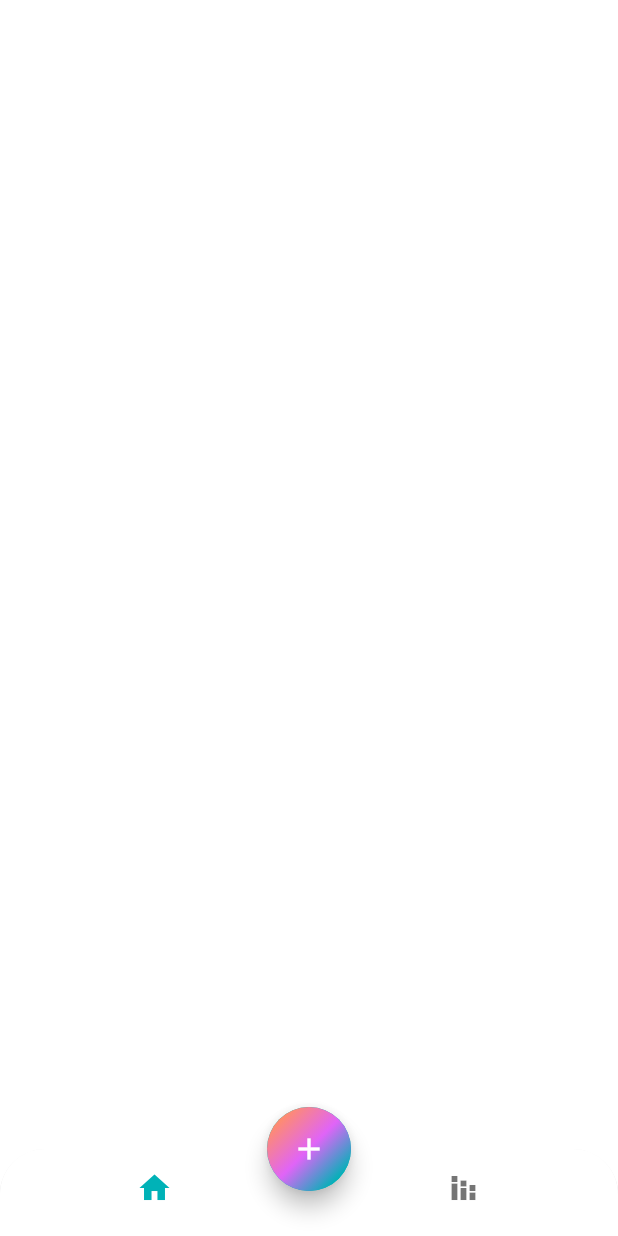
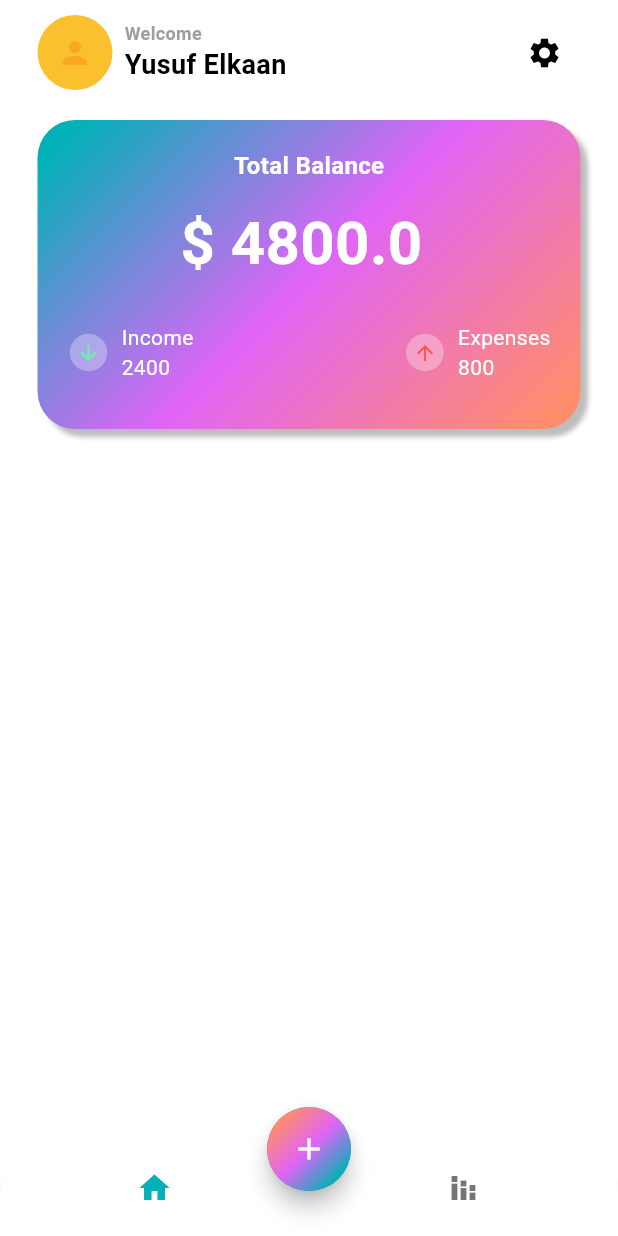
Before and after one commit to yusufelkaann/expense_tracker, a Flutter app: the screen it shows after launch, on a phone screen of 412 x 824 dp. Run offline on Flutter 3.47's test engine with Material 3 defaults, Android fonts, the phone set to English and light mode, and no system bars.

Commit message:
ui for the card

```diff
--- a/lib/app_view.dart
+++ b/lib/app_view.dart
@@ -16,6 +16,7 @@ class MyAppView extends StatelessWidget {
           primary: const Color(0xFF00B2B7),
           secondary: const Color(0xFFE064F7),
           tertiary: const Color(0xFFFF8D6C),
+          outline: Colors.grey
         ),
       ),
       home: HomeScreen(),
--- /dev/null
+++ b/lib/components/custom_row.dart
@@ -0,0 +1,61 @@
+import 'package:flutter/material.dart';
+
+class IncomeWidget extends StatelessWidget {
+  final IconData icon;
+  final double iconSize;
+  final Color iconColor;
+  final Color iconBackgroundColor;
+  final String title;
+  final TextStyle titleStyle;
+  final String amount;
+  final TextStyle amountStyle;
+
+  const IncomeWidget({
+    super.key,
+    required this.icon,
+    this.iconSize = 16,
+    this.iconColor = Colors.greenAccent,
+    this.iconBackgroundColor = Colors.white30,
+    required this.title,
+    required this.titleStyle,
+    required this.amount,
+    required this.amountStyle,
+  });
+
+  @override
+  Widget build(BuildContext context) {
+    return Row(
+      children: [
+        Container(
+          width: 28,
+          height: 25,
+          decoration: BoxDecoration(
+            color: iconBackgroundColor,
+            shape: BoxShape.circle,
+          ),
+          child: Center(
+            child: Icon(
+              icon,
+              size: iconSize,
+              color: iconColor,
+            ),
+          ),
+        ),
+        const SizedBox(width: 8),
+        Column(
+          crossAxisAlignment: CrossAxisAlignment.start,
+          children: [
+            Text(
+              title,
+              style: titleStyle,
+            ),
+            Text(
+              amount,
+              style: amountStyle,
+            ),
+          ],
+        ),
+      ],
+    );
+  }
+}
--- a/lib/pages/home/views/home_screen.dart
+++ b/lib/pages/home/views/home_screen.dart
@@ -1,5 +1,6 @@
 import 'dart:math';
 
+import 'package:expense_tracker/pages/home/views/main_Screen.dart';
 import 'package:flutter/material.dart';
 
 class HomeScreen extends StatelessWidget {
@@ -8,7 +9,7 @@ class HomeScreen extends StatelessWidget {
   @override
   Widget build(BuildContext context) {
     return Scaffold(
-      appBar: AppBar(),
+      //appBar: AppBar(),
       bottomNavigationBar: ClipRRect(
         borderRadius: const BorderRadius.vertical(
           top: Radius.circular(30),
@@ -55,6 +56,7 @@ class HomeScreen extends StatelessWidget {
           ),
         ),
       ),
+      body: MainScreen(),
     );
   }
 }
--- /dev/null
+++ b/lib/pages/home/views/main_Screen.dart
@@ -0,0 +1,159 @@
+import 'dart:math';
+
+import 'package:expense_tracker/components/custom_row.dart';
+import 'package:flutter/material.dart';
+
+class MainScreen extends StatelessWidget {
+  const MainScreen({super.key});
+
+  @override
+  Widget build(BuildContext context) {
+    return SafeArea(
+      child: Padding(
+        padding: const EdgeInsets.symmetric(horizontal: 25.0, vertical: 10.0),
+        child: Column(
+          children: [
+            Row(
+              mainAxisAlignment: MainAxisAlignment.spaceBetween,
+              children: [
+                Row(
+
+                  children: [
+                    Stack(
+                      alignment: Alignment.center,
+                      children: [
+                      Container(
+                        width:50,
+                        height:50,
+                        decoration: BoxDecoration(
+                          shape: BoxShape.circle,
+                          color: Colors.yellow.shade700,
+                        ),
+                      ),
+                      Icon(
+                        Icons.person,
+                        color: Colors.yellow[800],
+                      )
+                  ]),
+                    const SizedBox(width: 8.0),
+                    Column(
+                      crossAxisAlignment: CrossAxisAlignment.start,
+                      children:  [
+                        Text(
+                          "Welcome",
+                          style: TextStyle(
+                            fontSize: 12,
+                            fontWeight: FontWeight.w600,
+                            color: Theme.of(context).colorScheme.outline,
+                          ),
+                        ),
+                        Text(
+                          "Yusuf Elkaan",
+                          style: TextStyle(
+                            fontSize: 18,
+                            fontWeight: FontWeight.bold,
+                            color: Theme.of(context).colorScheme.onBackground,
+                          ),
+                        ),
+
+
+                      ],
+                    ),
+
+                  ],
+                ),
+                IconButton(onPressed: (){}, icon: Icon(Icons.settings))
+              ],
+            ),
+            const SizedBox(height:20),
+            Container(
+              width: MediaQuery.of(context).size.width,
+              height: MediaQuery.of(context).size.width / 2,
+              decoration: BoxDecoration(
+                gradient: LinearGradient(
+                  colors: [
+                    Theme.of(context).colorScheme.primary,
+                    Theme.of(context).colorScheme.secondary,
+                    Theme.of(context).colorScheme.tertiary,
+                  ],
+                  transform: const GradientRotation(pi / 4),
+                ),
+                borderRadius: BorderRadius.circular(25),
+                boxShadow: [
+                  BoxShadow(
+                    blurRadius: 2,
+                    color: Colors.grey.shade400,
+                    offset: const Offset(5, 5),
+                  ),
+                ],
+              ),
+              child: const Column(
+                mainAxisAlignment: MainAxisAlignment.center,
+                children: [
+                  Text(
+                    "Total Balance",
+                    style: TextStyle(
+                      fontSize: 16,
+                      color: Colors.white,
+                      fontWeight: FontWeight.w600
+                    ),
+                  ),
+                  SizedBox(height: 12,),
+                  Text(
+                    "\$ 4800.0 ",
+                    style: TextStyle(
+                      fontSize: 40,
+                      color: Colors.white,
+                      fontWeight: FontWeight.bold
+                    ),
+                  ),
+                  SizedBox(height: 12,),
+                  Padding(
+                    padding: EdgeInsets.symmetric(horizontal: 20, vertical: 12),
+                    child: Row(
+                      mainAxisAlignment: MainAxisAlignment.spaceBetween,
+                      children: [
+                        IncomeWidget(
+                          icon: Icons.arrow_downward,
+                          iconColor: Colors.greenAccent,
+                          title: 'Income',
+                          titleStyle: TextStyle(
+                            fontSize: 14,
+                            color: Colors.white,
+                            fontWeight: FontWeight.w400,
+                          ),
+                          amount: '2400',
+                          amountStyle: TextStyle(
+                            fontSize: 14,
+                            color: Colors.white,
+                            fontWeight: FontWeight.w400,
+                          )
+                        ),
+                        IncomeWidget(
+                          icon: Icons.arrow_upward,
+                          iconColor: Colors.redAccent,
+                          title: "Expenses",
+                          titleStyle: TextStyle(
+                            fontSize: 14,
+                            color: Colors.white,
+                            fontWeight: FontWeight.w400,
+                          ),
+                          amount: '800',
+                          amountStyle: TextStyle(
+                            fontSize: 14,
+                            color: Colors.white,
+                            fontWeight: FontWeight.w400,
+                          ),
+                        ),
+                      ],
+                    ),
+                  ),
+                ],
+              ),
+            ),
+          ],
+        ),
+      ),
+    );
+  }
+}
```
